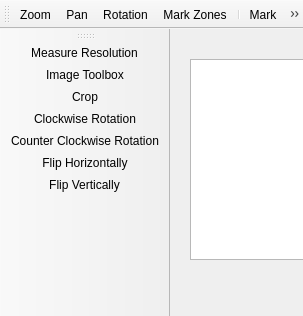
This is ui/projectionplane.ui in jonasstein/clip as Qt 5 draws it before an edit. The edited form follows.
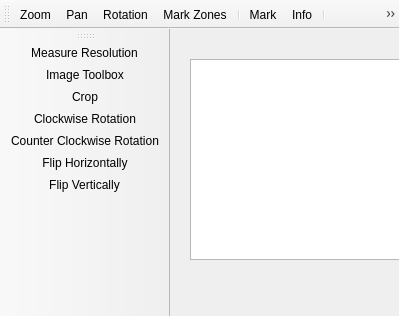
This is the edited form. Icons and pictures are not drawn. Custom widgets are drawn as their Qt base class.

```diff
--- a/ui/projectionplane.ui
+++ b/ui/projectionplane.ui
@@ -6,7 +6,7 @@
    <rect>
     <x>0</x>
     <y>0</y>
-    <width>303</width>
+    <width>399</width>
     <height>316</height>
    </rect>
   </property>
@@ -76,6 +76,7 @@
    <addaction name="separator"/>
    <addaction name="openImgAction"/>
    <addaction name="closeImgAction"/>
+   <addaction name="actionPrint"/>
    <addaction name="configAction"/>
   </widget>
   <widget class="QToolBar" name="imgToolBar">
@@ -267,6 +268,15 @@
     <string>Crop</string>
    </property>
   </action>
+  <action name="actionPrint">
+   <property name="icon">
+    <iconset resource="../resources/resources.qrc">
+     <normaloff>:/icons/icons/fileprint.png</normaloff>:/icons/icons/fileprint.png</iconset>
+   </property>
+   <property name="text">
+    <string>Print</string>
+   </property>
+  </action>
  </widget>
  <customwidgets>
   <customwidget>
```
